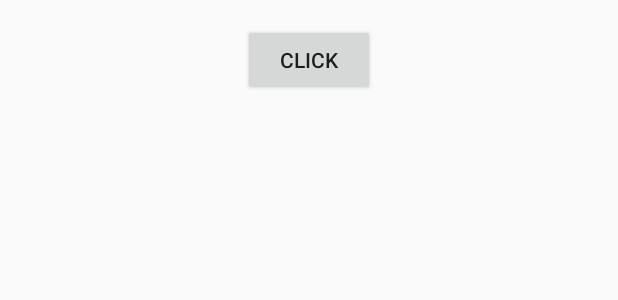
After one commit to weizhidb/WZ_Collection, an Android app: the layout base.xml on its own in the app's theme, with its tools: preview values and no code run, on a phone screen of 412 x 824 dp. The commit adds this screen. Shown: the top 300 px of the screen. Run offline under Robolectric (Android 15) with nearby library versions, the phone set to English and light mode, and no system bars.

Commit message:
生产者消费者模式的代码编写

```diff
--- a/app/build.gradle
+++ b/app/build.gradle
@@ -22,4 +22,5 @@ android {
 dependencies {
     compile fileTree(dir: 'libs', include: ['*.jar'])
     compile 'com.android.support:appcompat-v7:22.1.1'
+    compile files('src/main/libs/volley.jar')
 }
--- a/app/src/main/AndroidManifest.xml
+++ b/app/src/main/AndroidManifest.xml
@@ -8,7 +8,7 @@
         android:label="@string/app_name"
         android:theme="@style/AppTheme" >
         <activity
-            android:name=".MainActivity"
+            android:name=".product_cusumer_mode.activity_p_c"
             android:label="@string/app_name" >
             <intent-filter>
                 <action android:name="android.intent.action.MAIN" />
--- /dev/null
+++ b/app/src/main/res/layout/base.xml
@@ -0,0 +1,16 @@
+<LinearLayout xmlns:android="http://schemas.android.com/apk/res/android"
+    xmlns:tools="http://schemas.android.com/tools" android:layout_width="match_parent"
+    android:layout_height="wrap_content" android:paddingLeft="@dimen/activity_horizontal_margin"
+    android:gravity="center"
+    android:paddingRight="@dimen/activity_horizontal_margin"
+    android:paddingTop="@dimen/activity_vertical_margin"
+    android:paddingBottom="@dimen/activity_vertical_margin">
+
+    <Button
+        android:id="@+id/id_base_btn"
+        android:layout_width="wrap_content"
+        android:layout_height="wrap_content"
+        android:layout_gravity="center"
+        android:text="click"/>
+
+</LinearLayout>
```
Also changed, not shown: app/src/main/java/com/example/administrator/wz_collection/product_cusumer_mode/activity_p_c.java (added, +35 -0 lines), app/src/main/java/com/example/administrator/wz_collection/product_cusumer_mode/atomic_data.java (added, +8 -0 lines), app/src/main/java/com/example/administrator/wz_collection/product_cusumer_mode/baseData.java (added, +59 -0 lines), app/src/main/java/com/example/administrator/wz_collection/product_cusumer_mode/consumer.java (added, +25 -0 lines), app/src/main/java/com/example/administrator/wz_collection/product_cusumer_mode/product.java (added, +18 -0 lines), app/src/main/res/layout/activity_main.xml (+5 -5 lines), app/src/main/libs/volley.jar (added), 1 other file.
